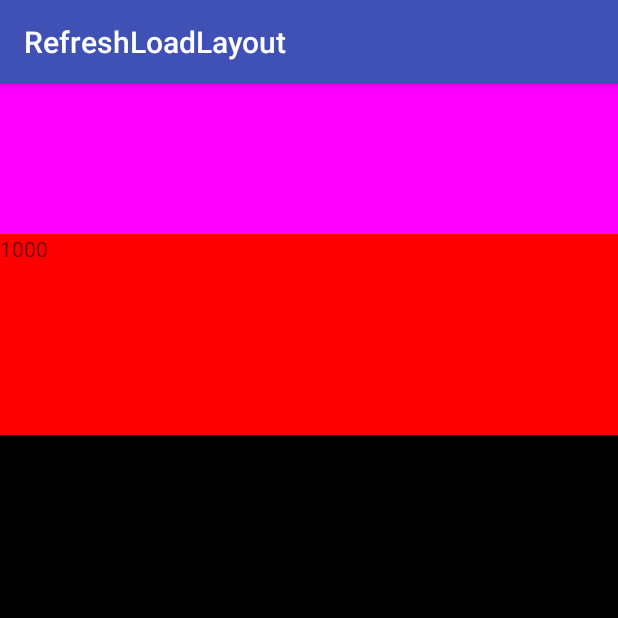
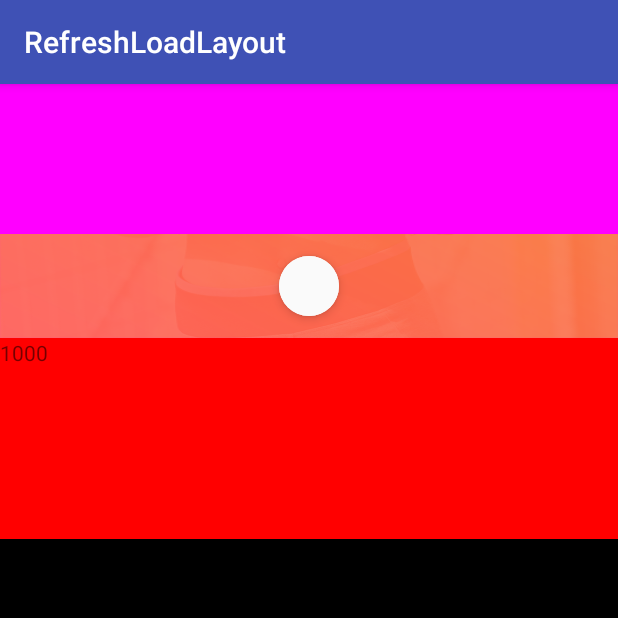
Before and after one commit to Kilnn/RefreshLoadLayout, an Android app: the screen it shows after launch (MainActivity), on a phone screen of 412 x 824 dp, the top half of it. Run offline under Robolectric (Android 15) with nearby library versions, the light colour scheme and no system bars; our stand-ins replace CircleImageView.

Commit message:
[fix]:解决主动刷新，RefreshView不可见的bug

```diff
--- a/library/build.gradle
+++ b/library/build.gradle
@@ -21,7 +21,7 @@
 
 dependencies {
     implementation fileTree(dir: 'libs', include: ['*.jar'])
-    implementation 'com.android.support:support-v4:28.0.0-rc01'
+    implementation 'com.android.support:support-v4:28.0.0'
     testImplementation 'junit:junit:4.12'
     androidTestImplementation 'com.android.support.test:runner:1.0.2'
     androidTestImplementation 'com.android.support.test.espresso:espresso-core:3.0.2'
--- a/library/src/main/java/com/github/kilnn/refreshloadlayout/RefreshLoadLayout.java
+++ b/library/src/main/java/com/github/kilnn/refreshloadlayout/RefreshLoadLayout.java
@@ -724,6 +724,10 @@
         mRefreshAnimation.setInterpolator(getAnimationInterpolator(mRefreshAnimationType));
         mRefreshAnimation.setAnimationListener(mRefreshAnimationListener);
         clearAnimation();
+        //如果是调用方法刷新，而不是由下拉手势刷新，那么mRefreshView之前都是GONE状态，所以setVisibility(View.VISIBLE);
+        if (type != TYPE_NONE && mRefreshView.getVisibility() != View.VISIBLE) {
+            mRefreshView.setVisibility(View.VISIBLE);
+        }
         startAnimation(mRefreshAnimation);
     }
 
--- a/sample/build.gradle
+++ b/sample/build.gradle
@@ -21,9 +21,9 @@
 dependencies {
     implementation fileTree(dir: 'libs', include: ['*.jar'])
     implementation project(path: ':library')
-    implementation 'com.android.support:appcompat-v7:28.0.0-rc01'
-    implementation 'com.android.support.constraint:constraint-layout:1.1.2'
-    implementation 'com.android.support:recyclerview-v7:28.0.0-rc01'
+    implementation 'com.android.support:appcompat-v7:28.0.0'
+    implementation 'com.android.support.constraint:constraint-layout:1.1.3'
+    implementation 'com.android.support:recyclerview-v7:28.0.0'
     testImplementation 'junit:junit:4.12'
     androidTestImplementation 'com.android.support.test:runner:1.0.2'
     androidTestImplementation 'com.android.support.test.espresso:espresso-core:3.0.2'
--- a/sample/src/main/java/com/github/kilnn/refreshloadlayout/sample/MainActivity.java
+++ b/sample/src/main/java/com/github/kilnn/refreshloadlayout/sample/MainActivity.java
@@ -36,6 +36,13 @@
 
             }
         });
+
+        new Handler().postDelayed(new Runnable() {
+            @Override
+            public void run() {
+                mRefreshLoadLayout.setRefreshing(true);
+            }
+        }, 3000);
     }
 
 }
```
